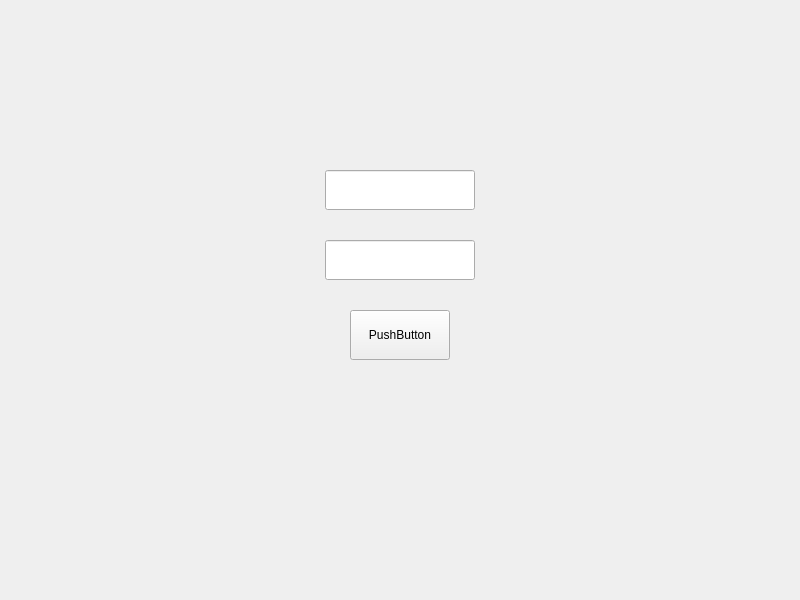
Qt form files/UI/Admin.ui (Sasha-v-tanke/YL_project_1) before a commit.
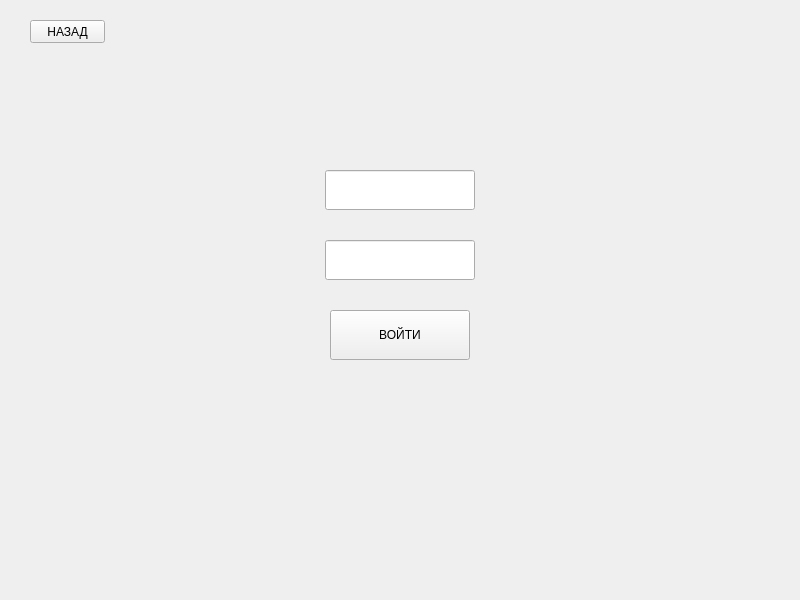
The same form after that commit.

The edit to the form file:
```diff
--- a/files/UI/Admin.ui
+++ b/files/UI/Admin.ui
@@ -49,14 +49,27 @@
    <widget class="QPushButton" name="CheckPassword">
     <property name="geometry">
      <rect>
-      <x>350</x>
+      <x>330</x>
       <y>310</y>
-      <width>100</width>
+      <width>140</width>
       <height>50</height>
      </rect>
     </property>
     <property name="text">
-     <string>PushButton</string>
+     <string>ВОЙТИ</string>
+    </property>
+   </widget>
+   <widget class="QPushButton" name="BackToWelcome">
+    <property name="geometry">
+     <rect>
+      <x>30</x>
+      <y>20</y>
+      <width>75</width>
+      <height>23</height>
+     </rect>
+    </property>
+    <property name="text">
+     <string>НАЗАД</string>
     </property>
    </widget>
   </widget>
```
Left out of the diff: 2 changed lines with no effect on the pictures.
